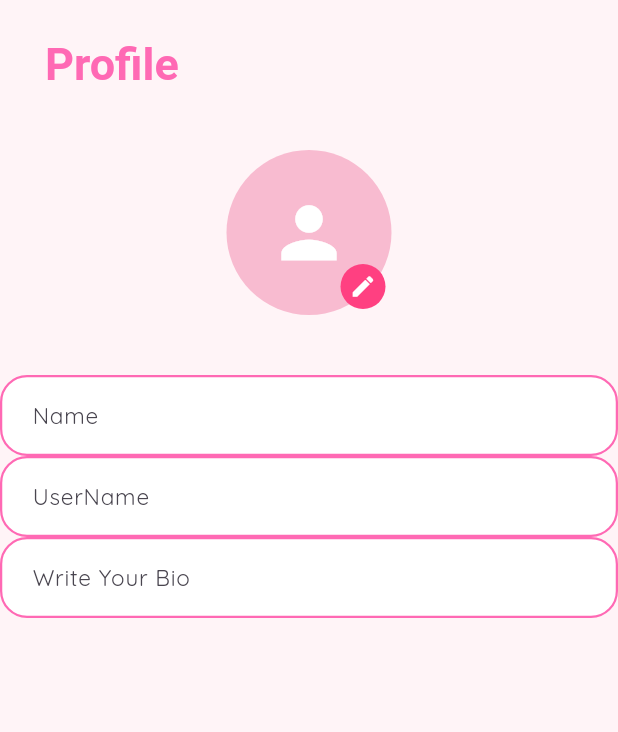
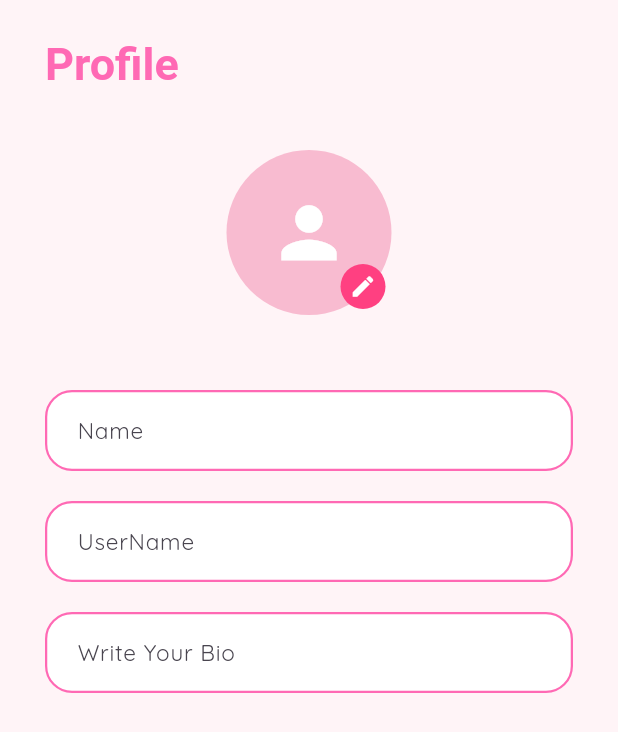
Before and after one commit to ayeshashehzad299/Glitzy, a Flutter app: the ProfileScreen screen opened directly, on a phone screen of 412 x 824 dp. Shown: the top 732 px of the screen. Run offline on Flutter 3.47's test engine with Material 3 defaults, Android fonts, the phone set to English and light mode, and no system bars; our stand-ins replace cloud_firestore, firebase_auth, firebase_core, google_fonts, google_sign_in; accounts and stored records are empty; Roboto replaces fonts that are missing (Chilanka).

Commit message:
Added consistent padding to profile textfield for improved UI spacing

```diff
--- a/lib/screens/profile/profile_screen.dart
+++ b/lib/screens/profile/profile_screen.dart
@@ -48,14 +48,35 @@ class _ProfileScreenState extends State<ProfileScreen> {
               SizedBox(height: 20),
               ProfileAvatar(),
               SizedBox(height: 40),
-              ProfileTextfields(hintText: 'Name', controller: nameController),
-              ProfileTextfields(
-                hintText: 'UserName',
-                controller: userNameController,
+              Padding(
+                padding: const EdgeInsets.symmetric(
+                  vertical: 10,
+                  horizontal: 30,
+                ),
+                child: ProfileTextfields(
+                  hintText: 'Name',
+                  controller: nameController,
+                ),
               ),
-              ProfileTextfields(
-                hintText: 'Write Your Bio',
-                controller: bioController,
+              Padding(
+                padding: const EdgeInsets.symmetric(
+                  horizontal: 30,
+                  vertical: 10,
+                ),
+                child: ProfileTextfields(
+                  hintText: 'UserName',
+                  controller: userNameController,
+                ),
+              ),
+              Padding(
+                padding: const EdgeInsets.symmetric(
+                  vertical: 10,
+                  horizontal: 30,
+                ),
+                child: ProfileTextfields(
+                  hintText: 'Write Your Bio',
+                  controller: bioController,
+                ),
               ),
             ],
           ),
--- a/lib/widgets/profile_avatar.dart
+++ b/lib/widgets/profile_avatar.dart
@@ -1,15 +1,23 @@
+// widgets/profile_avatar.dart
 import 'package:flutter/material.dart';
 
 class ProfileAvatar extends StatelessWidget {
   final String? imageUrl;
   final double size;
   final VoidCallback? onTap;
-  const ProfileAvatar({super.key, this.imageUrl, this.size = 55, this.onTap});
+  final bool loading;
+  const ProfileAvatar({
+    super.key,
+    this.imageUrl,
+    this.size = 55,
+    this.onTap,
+    this.loading = false,
+  });
 
   @override
   Widget build(BuildContext context) {
     return GestureDetector(
-      onTap: onTap,
+      onTap: loading ? null : onTap,
       child: Stack(
         alignment: Alignment.bottomRight,
         children: [
@@ -26,14 +34,21 @@ class ProfileAvatar extends StatelessWidget {
             bottom: 4,
             right: 4,
             child: Container(
-              padding: EdgeInsets.all(6),
+              padding: const EdgeInsets.all(6),
               decoration: BoxDecoration(
                 shape: BoxShape.circle,
                 color: Colors.pinkAccent,
               ),
-              child: GestureDetector(
-                child: const Icon(Icons.edit, size: 18, color: Colors.white),
-              ),
+              child: loading
+                  ? const SizedBox(
+                      width: 18,
+                      height: 18,
+                      child: CircularProgressIndicator(
+                        strokeWidth: 2,
+                        valueColor: AlwaysStoppedAnimation(Colors.white),
+                      ),
+                    )
+                  : const Icon(Icons.edit, size: 18, color: Colors.white),
             ),
           ),
         ],
--- a/pubspec.yaml
+++ b/pubspec.yaml
@@ -39,6 +39,8 @@ dependencies:
   firebase_auth: ^6.1.2
   cloud_firestore: ^6.1.0
   google_sign_in: ^6.3.0
+  supabase: ^2.10.0
+  image_picker: ^1.2.1
 
 dev_dependencies:
   flutter_test:
```
Also changed, not shown: pubspec.lock, 2 other files.
